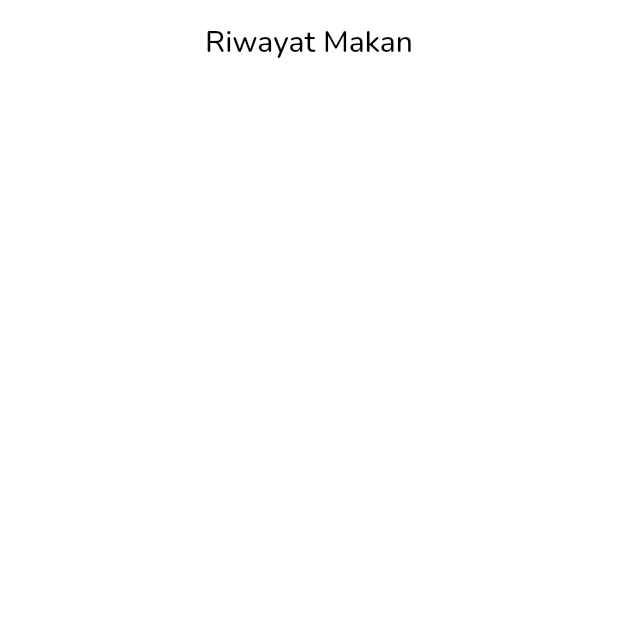
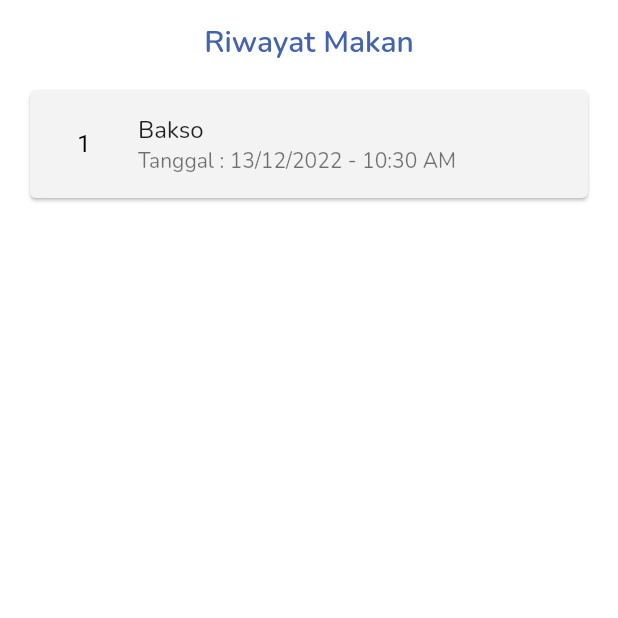
Before and after one commit to ali-susanto/kalori, a Flutter app: the HistoryScreen screen opened directly, on a phone screen of 412 x 824 dp, the top half of it. Run offline on Flutter 3.47's test engine with Material 2 defaults, Android fonts, the phone set to English and light mode, and no system bars; our stand-ins replace animated_bottom_navigation_bar, avatar_glow, camera, cloud_firestore, dio, firebase_auth and 12 more; missing offline and left inert: tflite; accounts and stored records are empty.

Commit message:
add: package date format

```diff
--- a/lib/screen/history_screen.dart
+++ b/lib/screen/history_screen.dart
@@ -1,4 +1,5 @@
 import 'package:flutter/material.dart';
+import 'package:intl/intl.dart';
 
 import '../constants.dart';
 
@@ -16,8 +17,29 @@ class HistoryScreen extends StatelessWidget {
           centerTitle: true,
           title: const Text(
             'Riwayat Makan',
-            style: TextStyle(color: kBlackColor),
+            style: TextStyle(color: kPrimaryBlue, fontWeight: FontWeight.w600),
           )),
+      body: Padding(
+        padding: const EdgeInsets.symmetric(horizontal: 16),
+        child: Column(
+          children: [
+            Card(
+              color: const Color(0xFFF3F3F3),
+              child: ListTile(
+                leading: const CircleAvatar(
+                    backgroundColor: Color(0xFFF3F3F3),
+                    child: Text(
+                      '1',
+                      style: const TextStyle(color: Colors.black),
+                    )),
+                title: Text('Bakso'),
+                subtitle: Text(
+                    "Tanggal : ${DateFormat('dd/MM/yyyy - hh:mm aaa').format(DateTime.now())}"),
+              ),
+            )
+          ],
+        ),
+      ),
     );
   }
 }
--- a/pubspec.yaml
+++ b/pubspec.yaml
@@ -60,6 +60,7 @@ dependencies:
   shared_preferences: ^2.0.15
   animated_bottom_navigation_bar: ^1.1.0
   page_transition: ^2.0.9
+  intl: ^0.17.0
 
 
 dev_dependencies:
```
Also changed, not shown: pubspec.lock.
